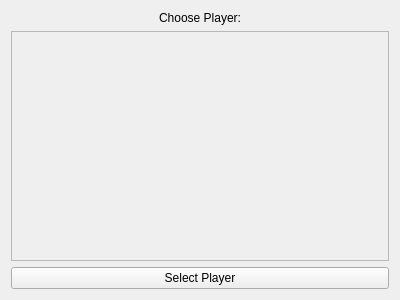
This is gui/selectplayerwindow.ui in ezfe/qtrepo_eline_mestiasz as Qt 5 draws it before an edit. The edited form follows.
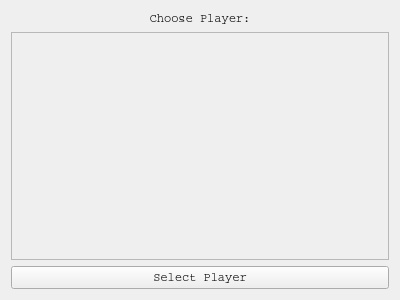
This is the edited form.

Diff of the .ui file:
```diff
--- a/gui/selectplayerwindow.ui
+++ b/gui/selectplayerwindow.ui
@@ -10,6 +10,11 @@
     <height>300</height>
    </rect>
   </property>
+  <property name="font">
+   <font>
+    <family>Courier</family>
+   </font>
+  </property>
   <property name="windowTitle">
    <string>Form</string>
   </property>
@@ -35,7 +40,7 @@
         <x>0</x>
         <y>0</y>
         <width>374</width>
-        <height>216</height>
+        <height>219</height>
        </rect>
       </property>
      </widget>
```
